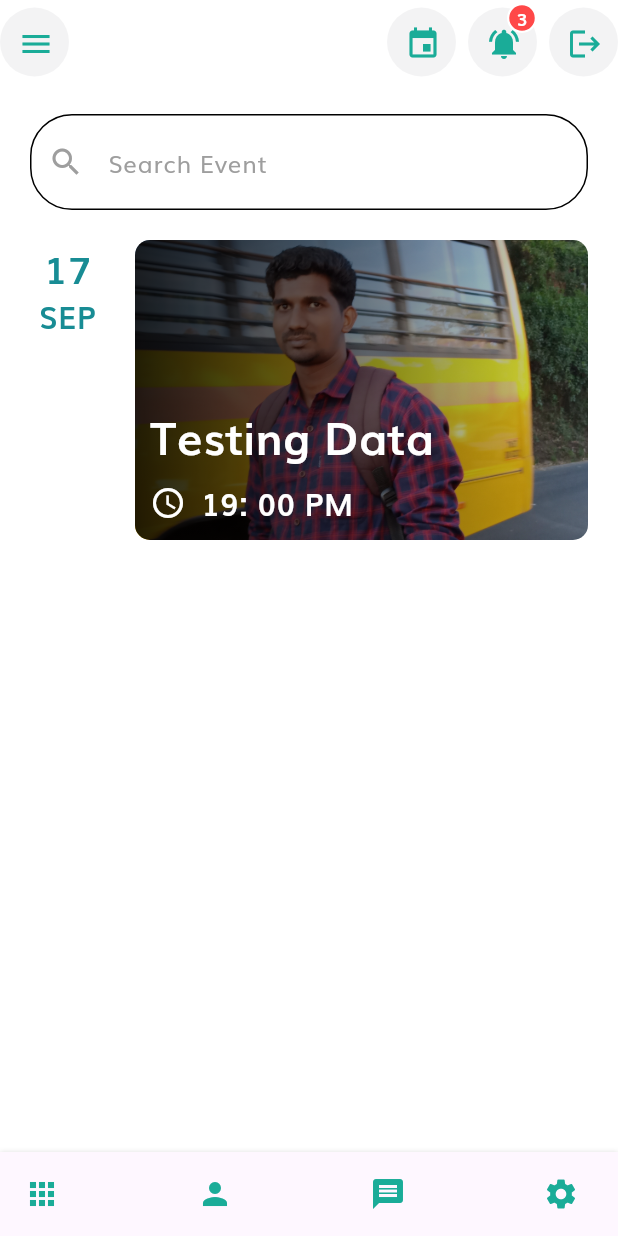
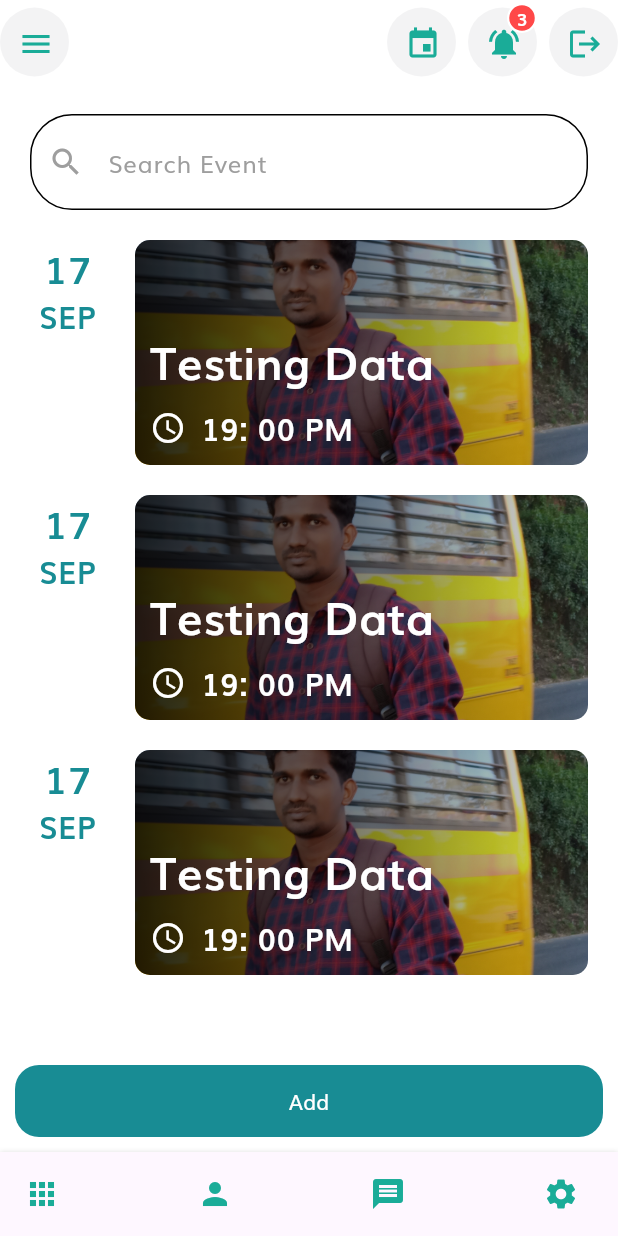
Before and after one commit to sran307/aime_app, a Flutter app: the EventList screen opened directly, on a phone screen of 412 x 824 dp. Run offline on Flutter 3.47's test engine with Material 3 defaults, Android fonts, the phone set to English and light mode, and no system bars; drawn by our look-alikes of bottom_navy_bar; our stand-ins replace connectivity_plus, datetime_picker_formfield_new, device_info_plus, flutter_localization, flutter_spinkit, flutter_svg and 7 more; accounts and stored records are empty; network calls fail.

Commit message:
Event form completed

```diff
--- a/aime_app/lib/constants/appBar.dart
+++ b/aime_app/lib/constants/appBar.dart
@@ -2,7 +2,6 @@ import 'package:dailyme/constants/constants.dart';
 import 'package:dailyme/screens/events/EventList.dart';
 import 'package:flutter/material.dart';
 import 'package:dailyme/screens/home/icon_btn_with_counter.dart';
-import 'package:page_transition/page_transition.dart';
 import 'package:get/get.dart';
 
 class CustomAppBar extends StatelessWidget implements PreferredSizeWidget {
--- a/aime_app/lib/screens/events/EventItem.dart
+++ b/aime_app/lib/screens/events/EventItem.dart
@@ -5,7 +5,7 @@ Widget EventIem({image, date}){
   return Row(children: [
     Container(
       width: 50,
-      height: 200,
+      height: 150,
       margin: EdgeInsets.only(right: 20),
       child: Column(
         children: [
@@ -24,7 +24,7 @@ Widget EventIem({image, date}){
       ),
     ),
     Expanded(child: Container(
-      height: 200,
+      height: 150,
       decoration: BoxDecoration(
         borderRadius: BorderRadius.circular(10),
         image: DecorationImage(image: AssetImage(image),
--- a/aime_app/lib/screens/events/EventList.dart
+++ b/aime_app/lib/screens/events/EventList.dart
@@ -2,7 +2,9 @@ import 'package:dailyme/screens/events/EventItem.dart';
 import 'package:dailyme/constants/animations/FadeAnimation.dart';
 import 'package:dailyme/constants/appBar.dart';
 import 'package:dailyme/constants/navBar/CustomBottomNavBar.dart';
+import 'package:dailyme/screens/events/eventForm.dart';
 import 'package:flutter/material.dart';
+import 'package:flutter/widgets.dart';
 import 'package:shared_preferences/shared_preferences.dart';
 import 'package:dailyme/screens/Home.dart';
 
@@ -18,10 +20,12 @@ class _EventListState extends State<EventList> {
   @override
   Widget build(BuildContext context) {
     return Scaffold(
-      appBar: CustomAppBar(),
-      body: SafeArea(
+      appBar: const CustomAppBar(),
+      body: Stack(
+        children: [
+          SafeArea(
             child: SingleChildScrollView(
-        padding: EdgeInsets.all(20),
+              padding: const EdgeInsets.all(20),
               child: Column(
                 crossAxisAlignment: CrossAxisAlignment.start,
                 // mainAxisAlignment: MainAxisAlignment.start,
@@ -49,9 +53,38 @@ class _EventListState extends State<EventList> {
                   ),
                   FadeAnimation(
                       1.0, EventIem(image: 'assets/images/img.jpg', date: 17)),
+                  SizedBox(
+                    height: 20,
+                  ),
+                  FadeAnimation(
+                      1.0, EventIem(image: 'assets/images/img.jpg', date: 17)),
+                  SizedBox(
+                    height: 20,
+                  ),
+                  FadeAnimation(
+                      1.0, EventIem(image: 'assets/images/img.jpg', date: 17)),
                 ],
               ),
-      )),
+            ),
+          ),
+          Container(
+            margin: EdgeInsets.all(10.0),
+            child: Align(
+              alignment: Alignment.bottomCenter,
+              child: ElevatedButton(
+                  onPressed: () {
+                    showModalBottomSheet(
+                      context: context,
+                      builder: (BuildContext context) {
+                        return eventForm();
+                      },
+                    );
+                  },
+                  child: Text('Add')),
+            ),
+          )
+        ],
+      ),
       bottomNavigationBar: CustomBottomNavBar(
         currentIndex: _currentIndex,
         onItemSelected: (index) {
--- a/aime_app/pubspec.yaml
+++ b/aime_app/pubspec.yaml
@@ -53,6 +53,8 @@ dependencies:
   simple_animations: ^5.0.2
   page_transition: ^2.1.0
   get: ^4.6.6
+  datetime_picker_formfield_new: ^2.1.0
+  flutter_localization: ^0.2.0
 
 
 dev_dependencies:
```
Also changed, not shown: aime_app/lib/constants/dates/dateField.dart (added, +42 -0 lines), aime_app/lib/screens/events/eventForm.dart (added, +61 -0 lines), aime_app/pubspec.lock, 5 other files. Lines whose indentation alone changed are shown as unchanged.
